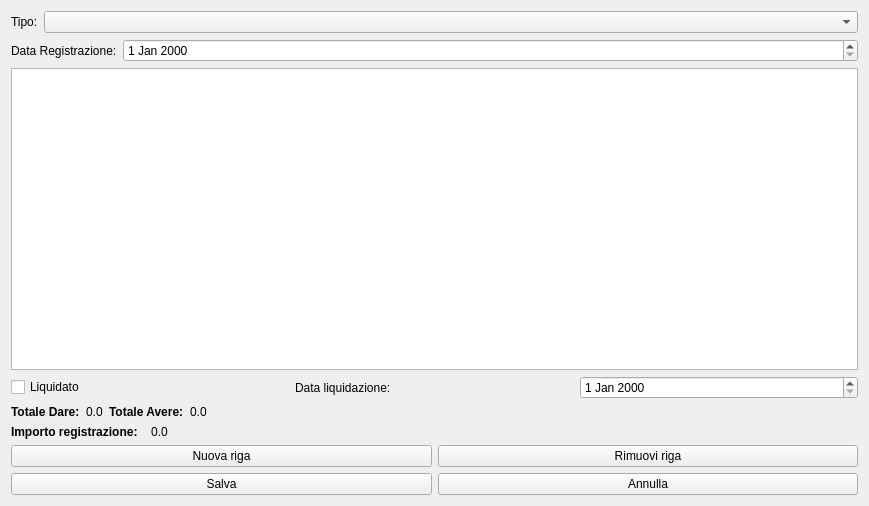
The window that cregistrazione.ui (fblabs/cimiapp2) describes before a commit, drawn with Qt 5.
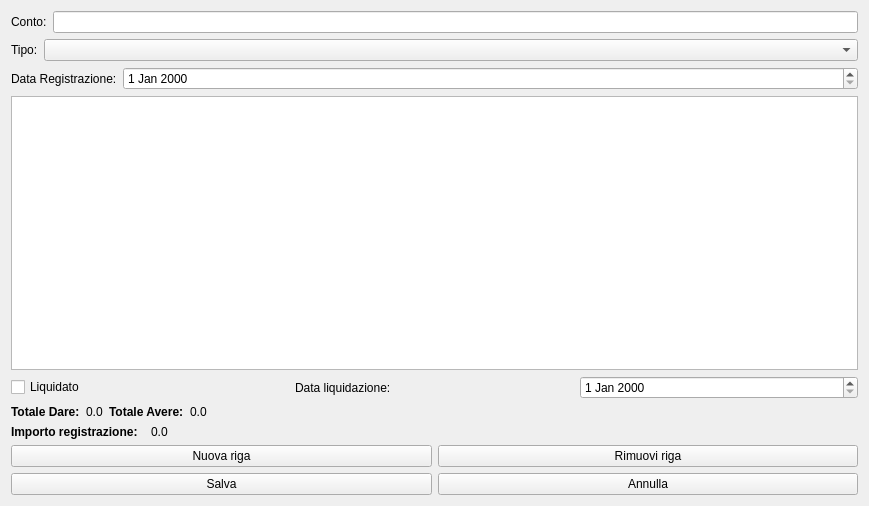
The same window after the commit. Icons and pictures are not drawn.

```diff
--- a/cregistrazione.ui
+++ b/cregistrazione.ui
@@ -23,6 +23,24 @@
   <layout class="QVBoxLayout" name="verticalLayout_4">
    <item>
     <layout class="QVBoxLayout" name="verticalLayout_3">
+     <item>
+      <layout class="QHBoxLayout" name="horizontalLayout_5">
+       <item>
+        <widget class="QLabel" name="label_7">
+         <property name="text">
+          <string>Conto:</string>
+         </property>
+        </widget>
+       </item>
+       <item>
+        <widget class="QLineEdit" name="leConto">
+         <property name="readOnly">
+          <bool>true</bool>
+         </property>
+        </widget>
+       </item>
+      </layout>
+     </item>
      <item>
       <layout class="QVBoxLayout" name="verticalLayout">
        <item>
```
